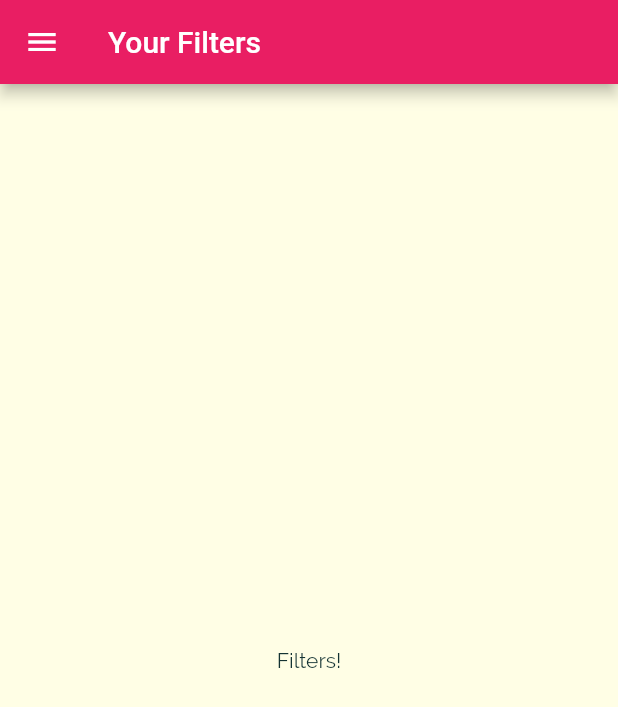
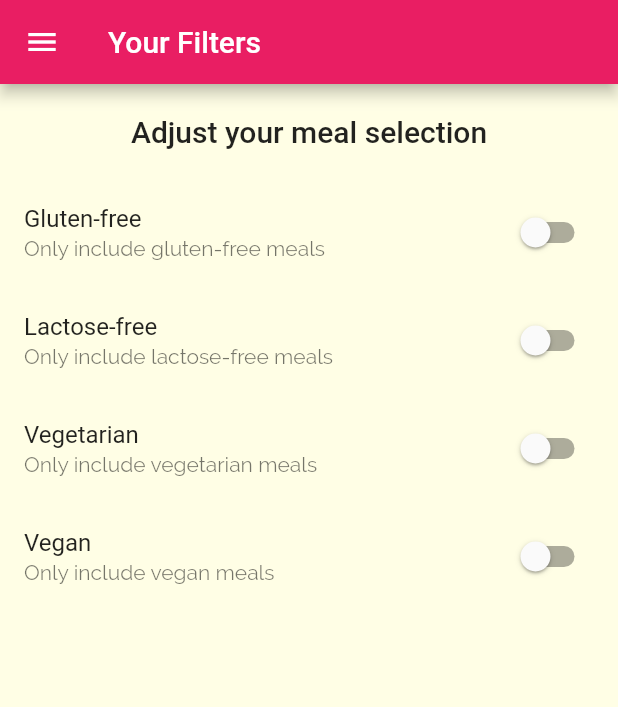
Before and after one commit to JuCuAcc/food_app, a Flutter app: the FiltersScreen screen opened by its route, on a phone screen of 412 x 824 dp. Shown: the top 707 px of the screen. Run offline on Flutter 3.47's test engine with Material 2 defaults, Android fonts, the phone set to English and light mode, and no system bars.

Commit message:
SwitchListTile Added

```diff
--- a/lib/screens/filters_screen.dart
+++ b/lib/screens/filters_screen.dart
@@ -1,9 +1,39 @@
 import 'package:flutter/material.dart';
 import 'package:food_app/widgets/main_drawer.dart';
 
-class FiltersScreen extends StatelessWidget {
+class FiltersScreen extends StatefulWidget {
 
   static const routeName = '/filters';
+
+  @override
+  State<FiltersScreen> createState() => _FiltersScreenState();
+}
+
+class _FiltersScreenState extends State<FiltersScreen> {
+
+  var _glutenFree = false;
+  var _vegetarian = false;
+  var _vegan = false;
+  var _lactoseFree = false;
+
+
+  Widget _buildSwitchListTile(
+      String title,
+      String description,
+      bool currentValue,
+      Function updateValue,
+      ) {
+    return  SwitchListTile(
+        title: Text(
+            title
+        ),
+        value: currentValue,
+        subtitle: Text(
+            description,
+        ),
+        onChanged: updateValue,
+    );
+  }
 
   @override
   Widget build(BuildContext context) {
@@ -12,10 +42,45 @@ class FiltersScreen extends StatelessWidget {
         title: Text('Your Filters'),
       ),
       drawer: MainDrawer(),
-      body: Center(
-        child: Text(
-          'Filters!'
-        ),
+      body: Column(
+        children: [
+          Container(
+            padding: EdgeInsets.all(20),
+            child: Text(
+              'Adjust your meal selection',
+              style: Theme.of(context).textTheme.headline6,
+            ),
+          ),
+
+          Expanded(child: ListView(
+            children: [
+              _buildSwitchListTile('Gluten-free', 'Only include gluten-free meals', _glutenFree, (newValue) {
+                setState(() {
+                  _glutenFree = newValue;
+                });
+              }),
+
+              _buildSwitchListTile('Lactose-free', 'Only include lactose-free meals', _lactoseFree, (newValue) {
+                setState(() {
+                  _lactoseFree = newValue;
+                });
+              }),
+
+              _buildSwitchListTile('Vegetarian', 'Only include vegetarian meals', _vegetarian, (newValue) {
+                setState(() {
+                  _vegetarian = newValue;
+                });
+              }),
+
+              _buildSwitchListTile('Vegan', 'Only include vegan meals', _vegan, (newValue) {
+                setState(() {
+                  _vegan = newValue;
+                });
+              }),
+
+            ],
+          )),
+        ],
       ),
     );
   }
```
